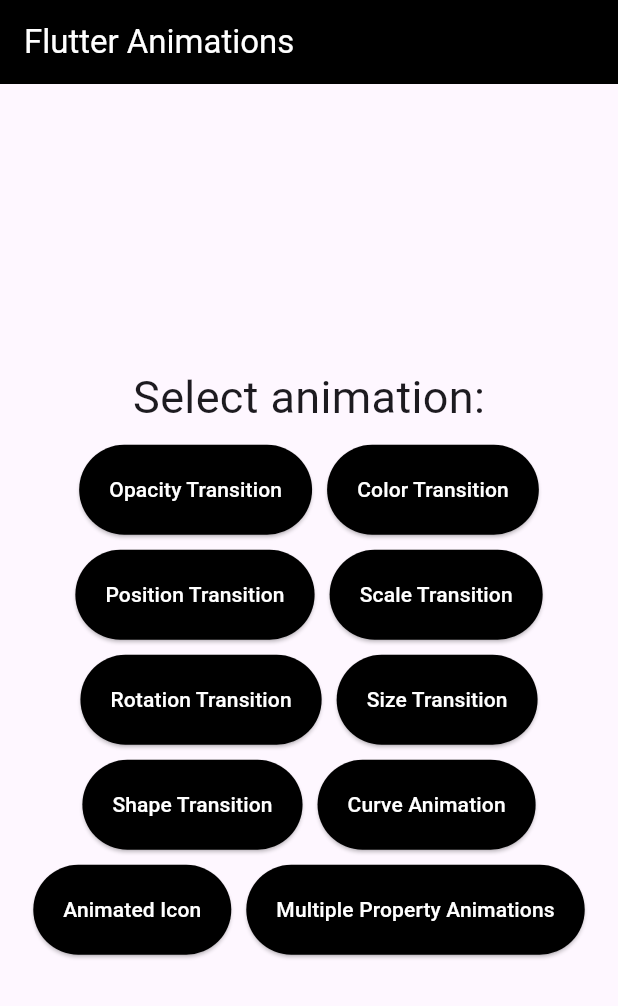
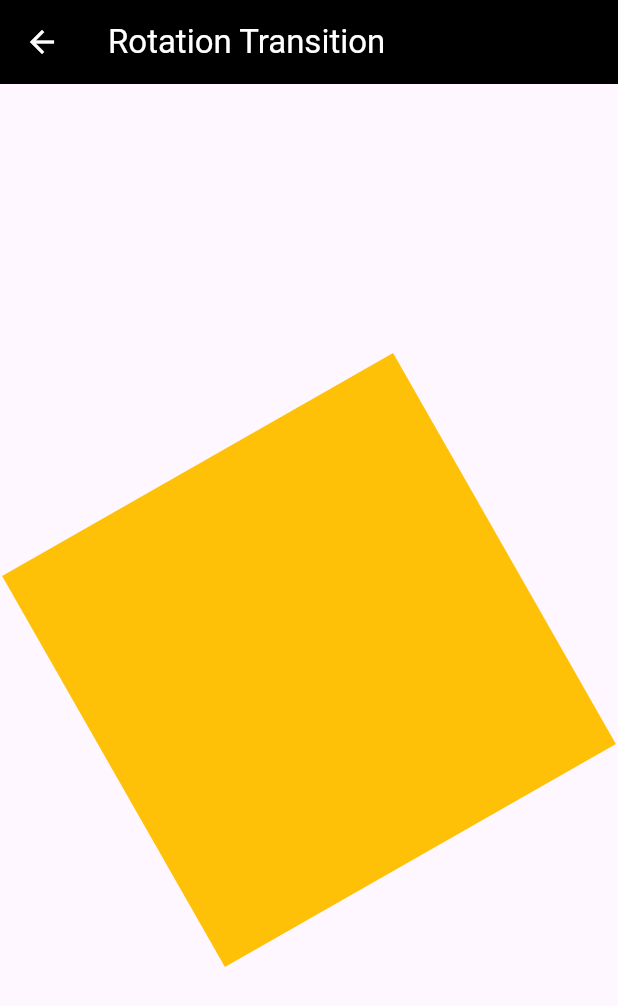
Before and after one commit to mernaislam/Flutter-Animations-pt2, a Flutter app: the screen it shows after launch, after a tap on "Rotation Transition", on a phone screen of 412 x 824 dp. Shown: the top 1006 px of the screen. Run offline on Flutter 3.47's test engine with Material 3 defaults, Android fonts, the light colour scheme and no system bars.

Commit message:
feat: Add rotation transition

```diff
--- a/flutter_animations_pt2/lib/main.dart
+++ b/flutter_animations_pt2/lib/main.dart
@@ -3,6 +3,7 @@
 import 'package:flutter_animations_pt2/screens/home_screen.dart';
 import 'package:flutter_animations_pt2/screens/opacity_transition_screen.dart';
 import 'package:flutter_animations_pt2/screens/position_transition_screen.dart';
+import 'package:flutter_animations_pt2/screens/rotation_transition_screen.dart';
 import 'package:flutter_animations_pt2/screens/scale_transition.dart';
 
 void main() {
@@ -23,6 +24,7 @@
         ColorTransitionScreen.id : (context) => const ColorTransitionScreen(),
         PositionTransitionScreen.id :(context) => const PositionTransitionScreen(),
         ScaleTransitionScreen.id :(context) => const ScaleTransitionScreen(),
+        RotationTransitionScreen.id :(context) => const RotationTransitionScreen(),
       },
       initialRoute: HomeScreen.id,
     );
--- a/flutter_animations_pt2/lib/screens/home_screen.dart
+++ b/flutter_animations_pt2/lib/screens/home_screen.dart
@@ -2,6 +2,7 @@
 import 'package:flutter_animations_pt2/screens/color_transition_screen.dart';
 import 'package:flutter_animations_pt2/screens/opacity_transition_screen.dart';
 import 'package:flutter_animations_pt2/screens/position_transition_screen.dart';
+import 'package:flutter_animations_pt2/screens/rotation_transition_screen.dart';
 import 'package:flutter_animations_pt2/screens/scale_transition.dart';
 
 class HomeScreen extends StatelessWidget {
@@ -16,7 +17,7 @@
       ColorTransitionScreen.id,
       PositionTransitionScreen.id,
       ScaleTransitionScreen.id,
-      'Rotation Transition',
+      RotationTransitionScreen.id,
       'Size Transition',
       'Shape Transition',
       'Curve Animation',
--- /dev/null
+++ b/flutter_animations_pt2/lib/screens/rotation_transition_screen.dart
@@ -0,0 +1,39 @@
+import 'package:flutter/material.dart';
+
+class RotationTransitionScreen extends StatelessWidget {
+  const RotationTransitionScreen({super.key});
+
+  static const id = 'Rotation Transition';
+  @override
+  Widget build(BuildContext context) {
+    return Scaffold(
+      appBar: AppBar(
+        title: const Text(id),
+        backgroundColor: Colors.black,
+        foregroundColor: Colors.white,
+      ),
+      body: TweenAnimationBuilder(
+        tween: Tween<double>(
+          begin: 1,
+          end: -3.14,
+        ),
+        duration: const Duration(
+          seconds: 3,
+        ),
+        child: Center(
+          child: Container(
+            height: 300,
+            width: 300,
+            color: Colors.amber,
+          ),
+        ),
+        builder: (context, value, child) {
+          return Transform.rotate(
+            angle: value,
+            child: child,
+          );
+        },
+      ),
+    );
+  }
+}
```
